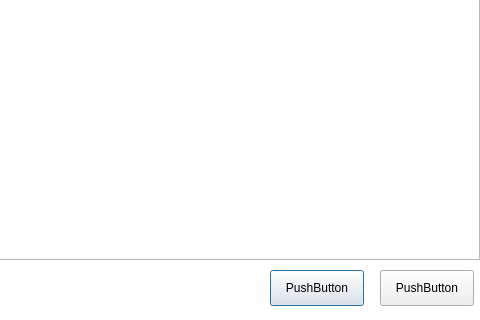
name1e5s/MemoryGame, file client/src/Gamers.ui: the form before one commit; both pictures show x 160 to 640 and y 160 to 480 of the 640 by 480 pixel window.
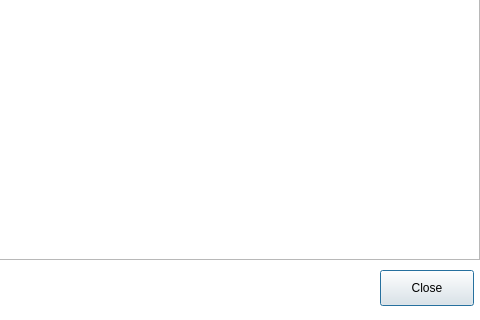
The form after the commit.

The edit to the form file:
```diff
--- a/client/src/Gamers.ui
+++ b/client/src/Gamers.ui
@@ -19,20 +19,7 @@
   <property name="windowFilePath">
    <string/>
   </property>
-  <widget class="QPushButton" name="okay">
-   <property name="geometry">
-    <rect>
-     <x>430</x>
-     <y>430</y>
-     <width>94</width>
-     <height>36</height>
-    </rect>
-   </property>
-   <property name="text">
-    <string>PushButton</string>
-   </property>
-  </widget>
-  <widget class="QPushButton" name="cancel">
+  <widget class="QPushButton" name="close">
    <property name="geometry">
     <rect>
      <x>540</x>
@@ -42,7 +29,7 @@
     </rect>
    </property>
    <property name="text">
-    <string>PushButton</string>
+    <string>Close</string>
    </property>
   </widget>
   <widget class="QTableView" name="gamerTableView">
```
